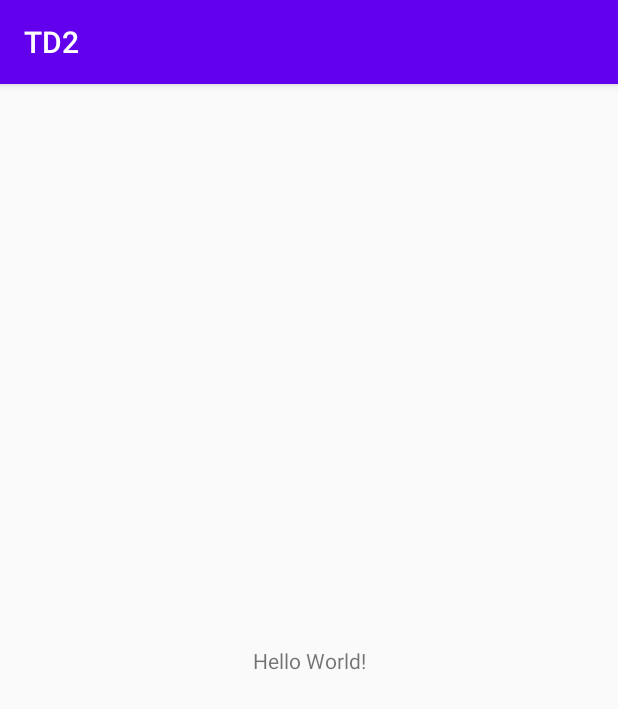
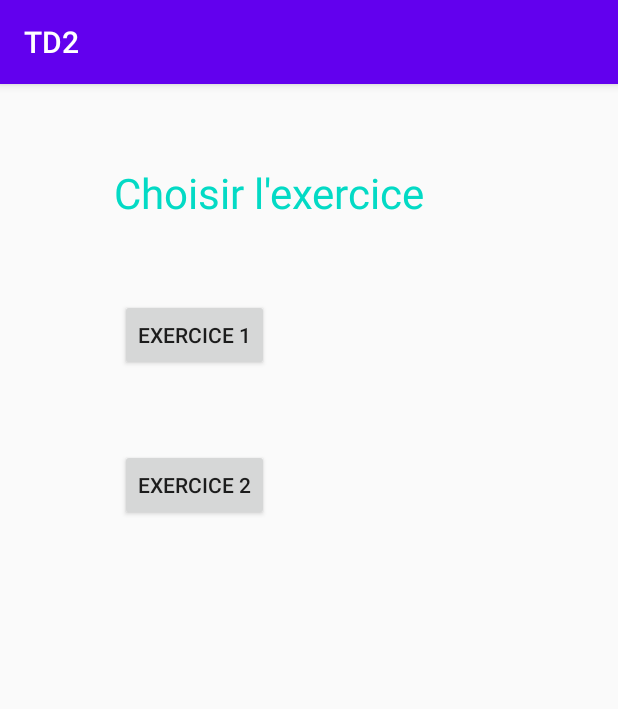
Before and after one commit to dorossat/EILCO, an Android app: the screen it shows after launch (MainActivity), on a phone screen of 412 x 824 dp. Shown: the top 709 px of the screen. Run offline under Robolectric (Android 15) with nearby library versions, the phone set to English and light mode, and no system bars.

Commit message:
Create activities

```diff
--- a/dev-mobile/TD2/app/src/main/AndroidManifest.xml
+++ b/dev-mobile/TD2/app/src/main/AndroidManifest.xml
@@ -9,13 +9,14 @@
         android:roundIcon="@mipmap/ic_launcher_round"
         android:supportsRtl="true"
         android:theme="@style/AppTheme">
-        <activity android:name=".MainActivity">
+        <activity android:name=".activities.MainActivity">
             <intent-filter>
                 <action android:name="android.intent.action.MAIN" />
 
                 <category android:name="android.intent.category.LAUNCHER" />
             </intent-filter>
         </activity>
+        <activity android:name=".activities.RepasActivity"></activity>
     </application>
 
 </manifest>
--- /dev/null
+++ b/dev-mobile/TD2/app/src/main/java/com/example/td2/activities/MainActivity.java
@@ -0,0 +1,37 @@
+package com.example.td2.activities;
+
+import androidx.appcompat.app.AppCompatActivity;
+
+import android.content.Intent;
+import android.os.Bundle;
+import android.view.View;
+import android.widget.Button;
+import android.widget.TextView;
+
+import com.example.td2.R;
+
+public class MainActivity extends AppCompatActivity {
+
+    @Override
+    protected void onCreate(Bundle savedInstanceState) {
+        super.onCreate(savedInstanceState);
+        setContentView(R.layout.activity_main);
+
+        TextView message = (TextView) findViewById(R.id.hello);
+        message.setText("Choisir l'exercice");
+
+        Button b1 = (Button) findViewById(R.id.ex01);
+        b1.setText("Exercice 1");
+        b1.setOnClickListener(new View.OnClickListener() {
+            @Override
+            public void onClick(View view) {
+                Intent intent = new Intent();
+            }
+        });
+
+        Button b2 = (Button) findViewById(R.id.ex02);
+        b2.setText("Exercice 2");
+
+
+    }
+}
--- a/dev-mobile/TD2/app/src/main/res/layout/activity_main.xml
+++ b/dev-mobile/TD2/app/src/main/res/layout/activity_main.xml
@@ -4,15 +4,46 @@
     xmlns:tools="http://schemas.android.com/tools"
     android:layout_width="match_parent"
     android:layout_height="match_parent"
-    tools:context=".MainActivity">
+    tools:context=".activities.MainActivity">
+
 
     <TextView
+        android:id="@+id/hello"
+        android:layout_width="320dp"
+        android:layout_height="44dp"
+        android:text="@string/exercices"
+        android:textColor="@color/colorAccent"
+        android:textSize="28sp"
+        app:layout_constraintBottom_toBottomOf="parent"
+        app:layout_constraintHorizontal_bias="0.824"
+        app:layout_constraintLeft_toLeftOf="parent"
+        app:layout_constraintRight_toRightOf="parent"
+        app:layout_constraintTop_toTopOf="parent"
+        app:layout_constraintVertical_bias="0.074" />
+
+    <Button
+        android:id="@+id/ex01"
         android:layout_width="wrap_content"
         android:layout_height="wrap_content"
-        android:text="Hello World!"
+        android:layout_below="@id/ex01"
         app:layout_constraintBottom_toBottomOf="parent"
-        app:layout_constraintLeft_toLeftOf="parent"
-        app:layout_constraintRight_toRightOf="parent"
-        app:layout_constraintTop_toTopOf="parent" />
+        app:layout_constraintEnd_toEndOf="parent"
+        app:layout_constraintHorizontal_bias="0.256"
+        app:layout_constraintStart_toStartOf="parent"
+        app:layout_constraintTop_toTopOf="parent"
+        app:layout_constraintVertical_bias="0.199" />
+
+    <Button
+        android:id="@+id/ex02"
+        android:layout_width="wrap_content"
+        android:layout_height="wrap_content"
+        android:layout_below="@id/ex02"
+        app:layout_constraintBottom_toBottomOf="parent"
+        app:layout_constraintEnd_toEndOf="parent"
+        app:layout_constraintHorizontal_bias="0.256"
+        app:layout_constraintStart_toStartOf="parent"
+        app:layout_constraintTop_toBottomOf="@+id/hello"
+        app:layout_constraintVertical_bias="0.235" />
+
 
 </androidx.constraintlayout.widget.ConstraintLayout>
```
Also changed, not shown: dev-mobile/TD2/app/src/main/java/com/example/td2/MainActivity.java (deleted, +0 -14 lines), dev-mobile/TD2/app/src/main/java/com/example/td2/activities/RepasActivity.java (added, +17 -0 lines), dev-mobile/TD2/app/src/main/res/layout/activity_repas.xml (added, +99 -0 lines), dev-mobile/TD2/app/src/main/res/values/strings.xml (+12 -0 lines), 1 other file.
